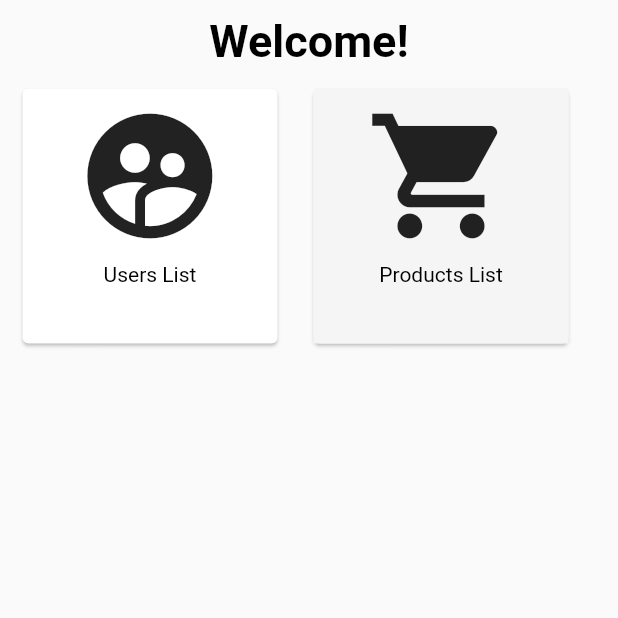
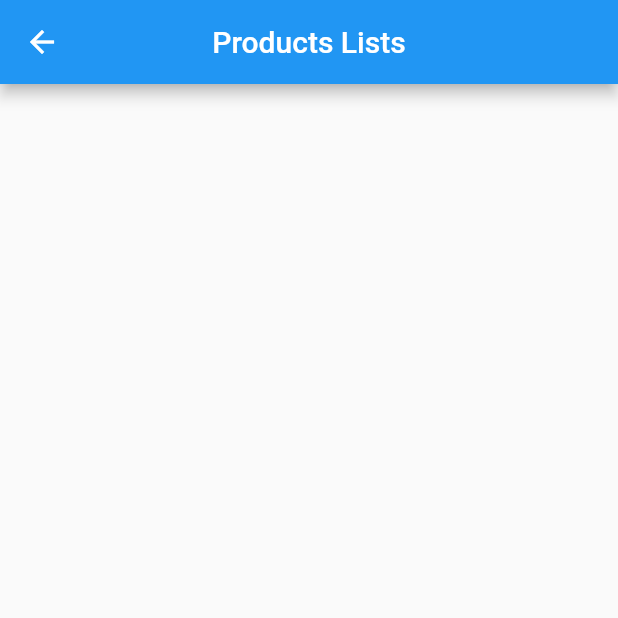
Before and after one commit to mariamyusra21/auction_fire, a Flutter app: the DashboardScreen screen opened directly, after a tap on the "shopping cart" icon, on a phone screen of 412 x 824 dp, the top half of it. Run offline on Flutter 3.47's test engine with Material 2 defaults, Android fonts, the phone set to English and light mode, and no system bars; our stand-ins replace cloud_firestore, file_picker, firebase_auth, firebase_core, firebase_storage, fluttertoast and 5 more; missing offline and left inert: flutter_admin_scaffold, wc_form_validators; accounts and stored records are empty.

Commit message:
Added list of products but it doesn't shows by uid of user. Problem getting sub-collection list.

```diff
--- a/lib/screens/admin_screens/dashboard_screen.dart
+++ b/lib/screens/admin_screens/dashboard_screen.dart
@@ -1,3 +1,4 @@
+import 'package:auction_fire/screens/admin_screens/product_list.dart';
 import 'package:auction_fire/screens/admin_screens/users_list.dart';
 import 'package:flutter/material.dart';
 
@@ -79,7 +80,12 @@ class _DashboardScreenState extends State<DashboardScreen> {
                               IconButton(
                                 icon: Icon(Icons.shopping_cart),
                                 iconSize: 100,
-                                onPressed: () {},
+                                onPressed: () {
+                                  Navigator.push(
+                                      context,
+                                      MaterialPageRoute(
+                                          builder: (context) => ProductList()));
+                                },
                               ),
                               Text(
                                 'Products List',
--- /dev/null
+++ b/lib/screens/admin_screens/product_list.dart
@@ -0,0 +1,80 @@
+import 'package:auction_fire/models/add_product_model.dart';
+import 'package:cloud_firestore/cloud_firestore.dart';
+import 'package:flutter/material.dart';
+
+class ProductList extends StatefulWidget {
+  const ProductList({super.key});
+
+  @override
+  State<ProductList> createState() => _ProductListState();
+}
+
+class _ProductListState extends State<ProductList> {
+  CollectionReference referenceProduct = FirebaseFirestore.instance
+      // .collection('Users')
+      // .doc()
+      .collection('Updateproduct');
+
+  List<dynamic> productsList = [];
+  Future getProductList() async {
+    // final uid = FirebaseAuth.instance.currentUser!.uid;
+    var data = await referenceProduct.get();
+
+    setState(() {
+      productsList =
+          List.from(data.docs.map((doc) => Uploadproduct.fromSnapshot(doc)));
+    });
+  }
+
+  @override
+  void initState() {
+    // TODO: implement initState
+    super.initState();
+    getProductList();
+  }
+
+  @override
+  Widget build(BuildContext context) {
+    return Scaffold(
+      appBar: AppBar(
+        title: Text('Products Lists'),
+        centerTitle: true,
+      ),
+      body: ListView.builder(
+          itemCount: productsList.length,
+          itemBuilder: (context, index) {
+            return ProductListTile(
+                product: productsList[index] as Uploadproduct);
+          }),
+    );
+  }
+}
+
+class ProductListTile extends StatelessWidget {
+  const ProductListTile({super.key, required this.product});
+  final Uploadproduct product;
+
+  @override
+  Widget build(BuildContext context) {
+    return ListTile(
+      title: Text('${product.productName}'),
+      subtitle: Column(
+        children: [
+          Text('${product.detail}'),
+          // Text('${product.imageUrls}'),
+          Text('${product.price}'),
+          Text('${product.discountPrice}'),
+        ],
+      ),
+      trailing: Row(
+        mainAxisSize: MainAxisSize.min,
+        children: [
+          Text('${product.serialNo}'),
+          IconButton(onPressed: () {}, icon: Icon(Icons.edit)),
+          IconButton(onPressed: () {}, icon: Icon(Icons.delete))
+        ],
+      ),
+    );
+    ;
+  }
+}
```
Also changed, not shown: lib/screens/admin_screens/user_detail.dart (added, +40 -0 lines), lib/screens/admin_screens/users_list.dart (+9 -13 lines), lib/services/firebase_services.dart (+8 -0 lines).
